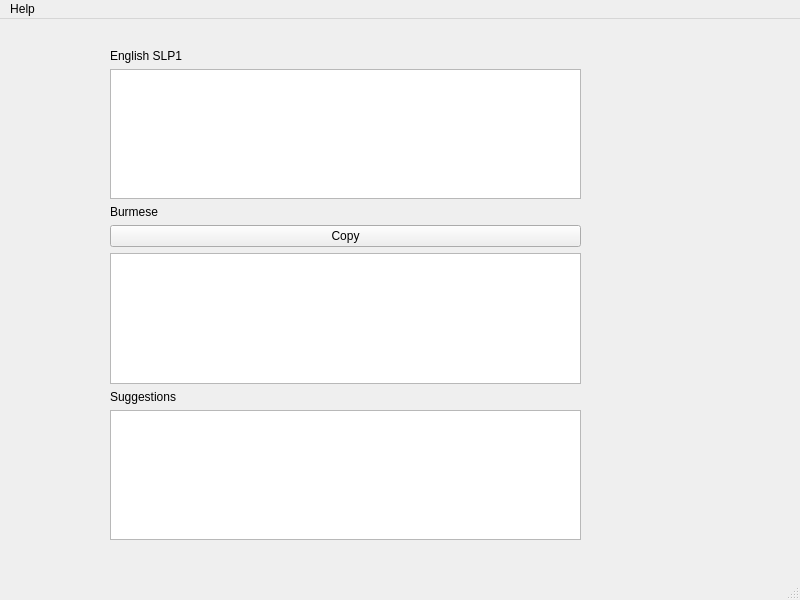
First picture: the form in mainwindow.ui, repository CosmicAnkit/BurmeseTypingAssist, before the edit.
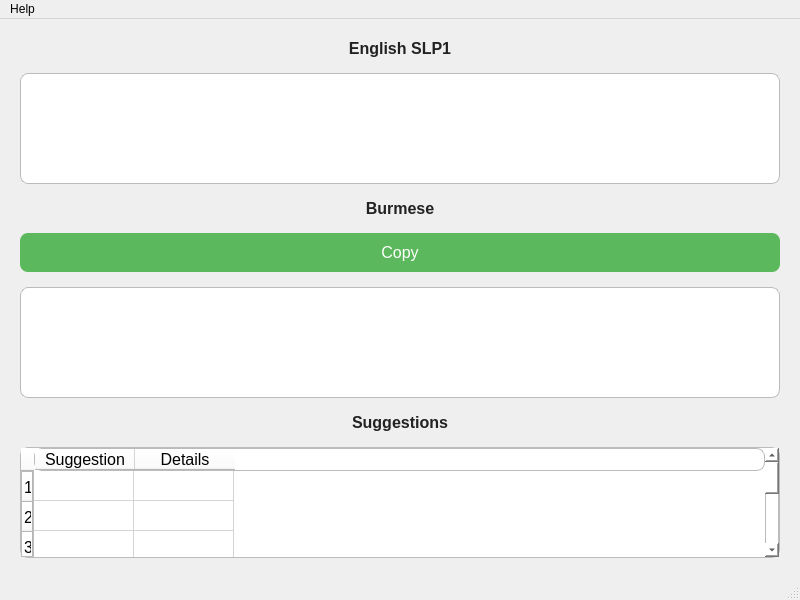
Second picture: the form after the edit.

```diff
--- a/mainwindow.ui
+++ b/mainwindow.ui
@@ -14,31 +14,44 @@
    <string>MainWindow</string>
   </property>
   <widget class="QWidget" name="centralwidget">
-   <widget class="QWidget" name="verticalLayoutWidget">
-    <property name="geometry">
-     <rect>
-      <x>110</x>
-      <y>30</y>
-      <width>471</width>
-      <height>491</height>
-     </rect>
+   <layout class="QVBoxLayout" name="mainLayout">
+    <property name="spacing">
+     <number>15</number>
     </property>
-    <layout class="QVBoxLayout" name="verticalLayout">
+    <property name="margin">
+     <number>20</number>
+    </property>
      <item>
       <widget class="QLabel" name="label_3">
        <property name="text">
         <string>English SLP1</string>
        </property>
+      <property name="alignment">
+       <set>Qt::AlignCenter</set>
+      </property>
+      <property name="styleSheet">
+       <string>font-size: 16px; font-weight: bold; color: #222; font-family: "Arial";</string>
+      </property>
       </widget>
      </item>
      <item>
-      <widget class="QTextEdit" name="inputText"/>
+     <widget class="QTextEdit" name="inputText">
+      <property name="styleSheet">
+       <string>border: 1px solid #bbb; border-radius: 8px; padding: 10px; font-size: 16px; font-family: "Arial"; background-color: #ffffff; color: #000000;</string>
+      </property>
+     </widget>
      </item>
      <item>
       <widget class="QLabel" name="label_2">
        <property name="text">
         <string>Burmese</string>
        </property>
+      <property name="alignment">
+       <set>Qt::AlignCenter</set>
+      </property>
+      <property name="styleSheet">
+       <string>font-size: 16px; font-weight: bold; color: #222; font-family: "Arial";</string>
+      </property>
       </widget>
      </item>
      <item>
@@ -46,23 +59,55 @@
        <property name="text">
         <string>Copy</string>
        </property>
+      <property name="styleSheet">
+       <string>background-color: #5CB85C; color: white; border: none; border-radius: 8px; padding: 10px; font-size: 16px; font-family: "Arial"; cursor: pointer;</string>
+      </property>
       </widget>
      </item>
      <item>
-      <widget class="QTextEdit" name="convertedText"/>
+     <widget class="QTextEdit" name="convertedText">
+      <property name="styleSheet">
+       <string>border: 1px solid #bbb; border-radius: 8px; padding: 10px; font-size: 16px; font-family: "Arial"; background-color: #ffffff; color: #000000;</string>
+      </property>
+     </widget>
      </item>
      <item>
       <widget class="QLabel" name="label">
        <property name="text">
         <string>Suggestions</string>
        </property>
+      <property name="alignment">
+       <set>Qt::AlignCenter</set>
+      </property>
+      <property name="styleSheet">
+       <string>font-size: 16px; font-weight: bold; color: #222; font-family: "Arial";</string>
+      </property>
       </widget>
      </item>
      <item>
-      <widget class="QTableWidget" name="suggestionsText"/>
-     </item>
-    </layout>
-   </widget>
+     <widget class="QTableWidget" name="suggestionsText">
+      <property name="styleSheet">
+       <string>border: 1px solid #bbb; border-radius: 8px; font-size: 16px; font-family: "Arial"; background-color: #ffffff; color: #000000; text-align: left;</string>
+      </property>
+      <property name="columnCount">
+       <number>2</number>
+      </property>
+      <property name="rowCount">
+       <number>5</number>
+      </property>
+      <column>
+       <property name="text">
+        <string>Suggestion</string>
+       </property>
+      </column>
+      <column>
+       <property name="text">
+        <string>Details</string>
+       </property>
+      </column>
+     </widget>
+    </item>
+   </layout>
   </widget>
   <widget class="QMenuBar" name="menubar">
    <property name="geometry">
```
Left out of the diff: 2 changed lines with no effect on the pictures. Lines whose indentation alone changed are shown as unchanged.
